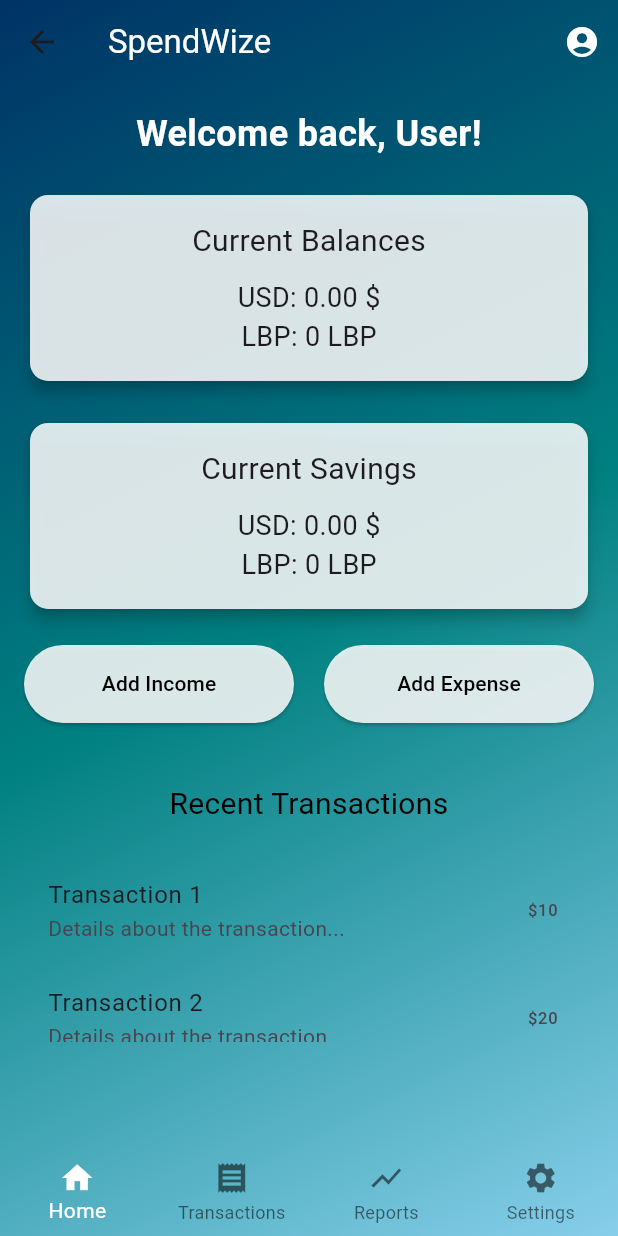
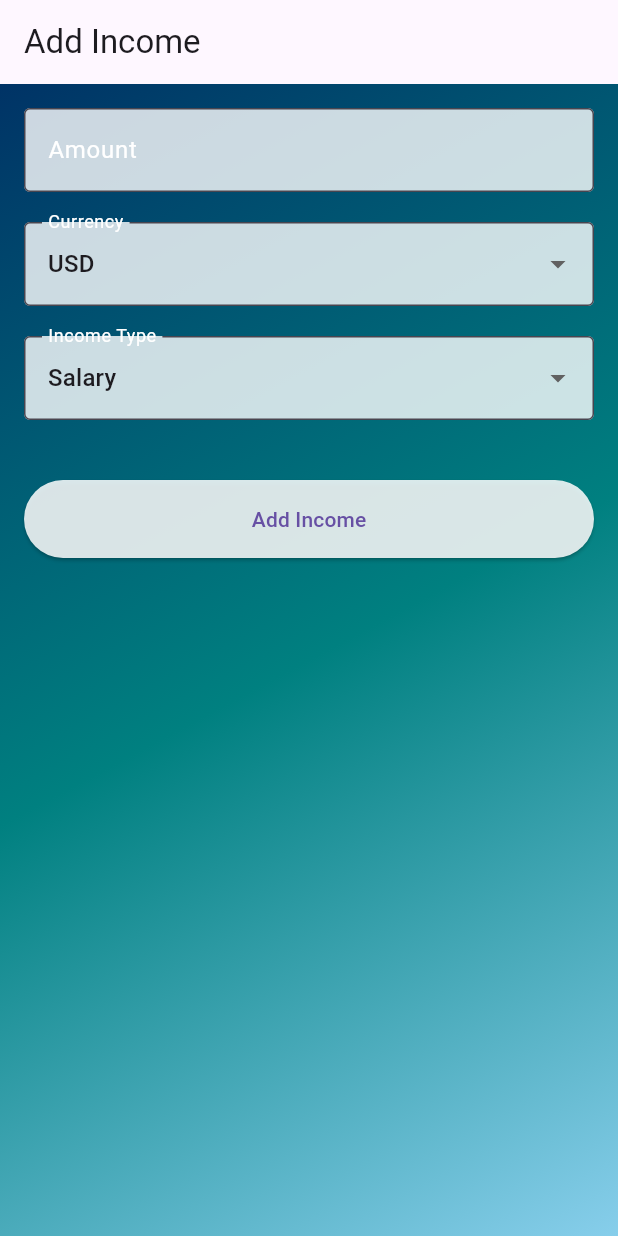
Before and after one commit to BernardSafi/spendwize-frontend, a Flutter app: the HomePage screen opened directly, after a tap on "Add Income", on a phone screen of 412 x 824 dp. Run offline on Flutter 3.47's test engine with Material 3 defaults, Android fonts, the phone set to English and light mode, and no system bars; our stand-ins replace flutter_secure_storage; accounts and stored records are empty; network calls fail.

Commit message:
6/9/2024
removed transaction in home page
added two more buttons transfer and exchange
created a page for adding income (still needs work)

```diff
--- a/lib/constants.dart
+++ b/lib/constants.dart
@@ -6,3 +6,4 @@ const String registerEndpoint = "$baseUrl/register";
 const String walletBalanceEndpoint="$baseUrl/wallet";
 const String savingsBalanceEndpoint = "$baseUrl/saving";
 const String usernameEndpoint="$baseUrl/user/name";
+const String addIncomeEndpoint="$baseUrl/test";
--- a/lib/screens/home_page.dart
+++ b/lib/screens/home_page.dart
@@ -4,6 +4,7 @@ import 'package:http/http.dart' as http;
 import 'package:spendwize_frontend/constants.dart';
 import 'package:flutter_secure_storage/flutter_secure_storage.dart';
 import 'package:intl/intl.dart';
+import 'income_page.dart';
 
 class HomePage extends StatefulWidget {
   @override
@@ -65,7 +66,6 @@ class _HomePageState extends State<HomePage> {
 
   Future<void> getWalletBalance() async {
     String? token = await storage.read(key: 'token');
-
 
     final response = await http.get(
       Uri.parse(walletBalanceEndpoint),
@@ -135,6 +135,7 @@ class _HomePageState extends State<HomePage> {
             child: Column(
               children: [
                 AppBar(
+                  automaticallyImplyLeading: false,
                   title: Text(
                     'SpendWize',
                     style: TextStyle(color: Colors.white),
@@ -187,18 +188,10 @@ class _HomePageState extends State<HomePage> {
                             screenWidth: screenWidth,
                           ),
                           SizedBox(height: 20),
-                          _buildActionButtons(),
+                          _buildActionButtons(), // Updated to include icons
+                          SizedBox(height: 20),
+                          _buildAdditionalActionButtons(), // Updated to include icons
                           SizedBox(height: 40),
-                          Text(
-                            'Recent Transactions',
-                            style: TextStyle(
-                              fontSize: isPortrait ? 20 : 24,
-                              color: Colors.black,
-                            ),
-                            textAlign: TextAlign.center,
-                          ),
-                          SizedBox(height: 20),
-                          _buildTransactionList(screenHeight: screenHeight),
                         ],
                       ),
                     ),
@@ -270,15 +263,19 @@ class _HomePageState extends State<HomePage> {
       mainAxisAlignment: MainAxisAlignment.spaceAround,
       children: [
         Expanded(
-          child: ElevatedButton(
+          child: ElevatedButton.icon(
             onPressed: () {
-              // Add income action
+              Navigator.push(
+                context,
+                MaterialPageRoute(builder: (context) => AddIncomePage()),
+              );
             },
             style: ElevatedButton.styleFrom(
               padding: EdgeInsets.symmetric(vertical: 16),
               backgroundColor: Colors.white.withOpacity(0.85),
             ),
-            child: Text(
+            icon: Icon(Icons.add_circle, color: Colors.green),
+            label: Text(
               'Add Income',
               style: TextStyle(color: Colors.black),
             ),
@@ -286,7 +283,7 @@ class _HomePageState extends State<HomePage> {
         ),
         SizedBox(width: 20),
         Expanded(
-          child: ElevatedButton(
+          child: ElevatedButton.icon(
             onPressed: () {
               // Add expense action
             },
@@ -294,7 +291,8 @@ class _HomePageState extends State<HomePage> {
               padding: EdgeInsets.symmetric(vertical: 16),
               backgroundColor: Colors.white.withOpacity(0.85),
             ),
-            child: Text(
+            icon: Icon(Icons.remove_circle, color: Colors.red),
+            label: Text(
               'Add Expense',
               style: TextStyle(color: Colors.black),
             ),
@@ -304,23 +302,44 @@ class _HomePageState extends State<HomePage> {
     );
   }
 
-  Widget _buildTransactionList({required double screenHeight}) {
-    return Container(
-      height: screenHeight * 0.25,
-      padding: EdgeInsets.only(bottom: screenHeight * 0.10),
-      child: ListView.builder(
-        itemCount: 5, // Example transaction count
-        itemBuilder: (context, index) {
-          return ListTile(
-            title: Text('Transaction ${index + 1}'),
-            subtitle: Text('Details about the transaction...'),
-            trailing: Text('\$${(index + 1) * 10}'), // Example amount
-            onTap: () {
-              // Handle transaction tap
+  Widget _buildAdditionalActionButtons() {
+    return Row(
+      mainAxisAlignment: MainAxisAlignment.spaceAround,
+      children: [
+        Expanded(
+          child: ElevatedButton.icon(
+            onPressed: () {
+              // Transfer action
             },
-          );
-        },
-      ),
+            style: ElevatedButton.styleFrom(
+              padding: EdgeInsets.symmetric(vertical: 16),
+              backgroundColor: Colors.white.withOpacity(0.85),
+            ),
+            icon: Icon(Icons.compare_arrows, color: Colors.blue),
+            label: Text(
+              'Transfer',
+              style: TextStyle(color: Colors.black),
+            ),
+          ),
+        ),
+        SizedBox(width: 20),
+        Expanded(
+          child: ElevatedButton.icon(
+            onPressed: () {
+              // Exchange action
+            },
+            style: ElevatedButton.styleFrom(
+              padding: EdgeInsets.symmetric(vertical: 16),
+              backgroundColor: Colors.white.withOpacity(0.85),
+            ),
+            icon: Icon(Icons.sync_alt, color: Colors.orange),
+            label: Text(
+              'Exchange',
+              style: TextStyle(color: Colors.black),
+            ),
+          ),
+        ),
+      ],
     );
   }
 }
--- /dev/null
+++ b/lib/screens/income_page.dart
@@ -0,0 +1,176 @@
+import 'package:flutter/material.dart';
+import 'package:flutter_secure_storage/flutter_secure_storage.dart';
+import 'package:http/http.dart' as http;
+import 'dart:convert';
+import 'package:spendwize_frontend/constants.dart'; // Your API endpoints/constants file
+
+class AddIncomePage extends StatefulWidget {
+  @override
+  _AddIncomePageState createState() => _AddIncomePageState();
+}
+
+class _AddIncomePageState extends State<AddIncomePage> {
+  final storage = FlutterSecureStorage();
+
+  final _formKey = GlobalKey<FormState>();
+  final TextEditingController _amountController = TextEditingController();
+  String _selectedCurrency = 'USD';
+  String _selectedIncomeType = 'Salary'; // Default income type
+  bool _isLoading = false;
+
+  // Predefined income types (you can adjust these to match your DB)
+  final List<String> incomeTypes = ['Salary', 'Bonus', 'Investment', 'Freelance', 'Other'];
+
+  // Function to get token from storage
+  Future<String?> getToken() async {
+    return await storage.read(key: 'token');
+  }
+
+  // Function to submit the income to the backend
+  Future<void> addIncome() async {
+    if (_formKey.currentState!.validate()) {
+      setState(() {
+        _isLoading = true;
+      });
+
+      String? token = await getToken();
+      final response = await http.post(
+        Uri.parse(addIncomeEndpoint),  // Replace with your actual API endpoint for adding income
+        headers: {
+          'Authorization': 'Bearer $token',
+          'Content-Type': 'application/json',
+        },
+        body: jsonEncode({
+          'amount': _amountController.text,
+          'currency': _selectedCurrency,
+          'income_type': _selectedIncomeType,
+        }),
+      );
+
+      setState(() {
+        _isLoading = false;
+      });
+
+      if (response.statusCode == 200) {
+        // Success response handling
+        ScaffoldMessenger.of(context).showSnackBar(
+          SnackBar(content: Text('Income added successfully!')),
+        );
+        Navigator.pop(context); // Go back after successful submission
+      } else {
+        // Error response handling
+        ScaffoldMessenger.of(context).showSnackBar(
+          SnackBar(content: Text('Failed to add income. Please try again.')),
+        );
+      }
+    }
+  }
+
+  @override
+  Widget build(BuildContext context) {
+    return Scaffold(
+      appBar: AppBar(
+        automaticallyImplyLeading: false, // No back arrow
+        title: Text('Add Income'),
+        backgroundColor: Colors.transparent,
+        elevation: 0,
+      ),
+      body: Stack(
+        children: [
+          Container(
+            decoration: BoxDecoration(
+              gradient: LinearGradient(
+                colors: [Color(0xFF003366), Color(0xFF008080), Color(0xFF87CEEB)],
+                begin: Alignment.topLeft,
+                end: Alignment.bottomRight,
+              ),
+            ),
+          ),
+          Padding(
+            padding: const EdgeInsets.all(16.0),
+            child: Form(
+              key: _formKey,
+              child: Column(
+                crossAxisAlignment: CrossAxisAlignment.stretch,
+                children: [
+                  TextFormField(
+                    controller: _amountController,
+                    keyboardType: TextInputType.number,
+                    decoration: InputDecoration(
+                      labelText: 'Amount',
+                      labelStyle: TextStyle(color: Colors.white),
+                      border: OutlineInputBorder(),
+                      filled: true,
+                      fillColor: Colors.white.withOpacity(0.8),
+                    ),
+                    validator: (value) {
+                      if (value == null || value.isEmpty) {
+                        return 'Please enter an amount';
+                      }
+                      return null;
+                    },
+                  ),
+                  SizedBox(height: 20),
+                  DropdownButtonFormField<String>(
+                    value: _selectedCurrency,
+                    items: ['USD', 'LBP'].map((currency) {
+                      return DropdownMenuItem<String>(
+                        value: currency,
+                        child: Text(currency),
+                      );
+                    }).toList(),
+                    onChanged: (newValue) {
+                      setState(() {
+                        _selectedCurrency = newValue!;
+                      });
+                    },
+                    decoration: InputDecoration(
+                      labelText: 'Currency',
+                      labelStyle: TextStyle(color: Colors.white),
+                      border: OutlineInputBorder(),
+                      filled: true,
+                      fillColor: Colors.white.withOpacity(0.8),
+                    ),
+                  ),
+                  SizedBox(height: 20),
+                  DropdownButtonFormField<String>(
+                    value: _selectedIncomeType,
+                    items: incomeTypes.map((type) {
+                      return DropdownMenuItem<String>(
+                        value: type,
+                        child: Text(type),
+                      );
+                    }).toList(),
+                    onChanged: (newValue) {
+                      setState(() {
+                        _selectedIncomeType = newValue!;
+                      });
+                    },
+                    decoration: InputDecoration(
+                      labelText: 'Income Type',
+                      labelStyle: TextStyle(color: Colors.white),
+                      border: OutlineInputBorder(),
+                      filled: true,
+                      fillColor: Colors.white.withOpacity(0.8),
+                    ),
+                  ),
+                  SizedBox(height: 40),
+                  ElevatedButton(
+                    onPressed: _isLoading ? null : addIncome,
+                    child: _isLoading
+                        ? CircularProgressIndicator(color: Colors.white)
+                        : Text('Add Income'),
+                    style: ElevatedButton.styleFrom(
+                      backgroundColor: Colors.white.withOpacity(0.85),
+                      padding: EdgeInsets.symmetric(vertical: 16),
+                    ),
+                  ),
+                ],
+              ),
+            ),
+          ),
+        ],
+      ),
+    );
+  }
+}
```
